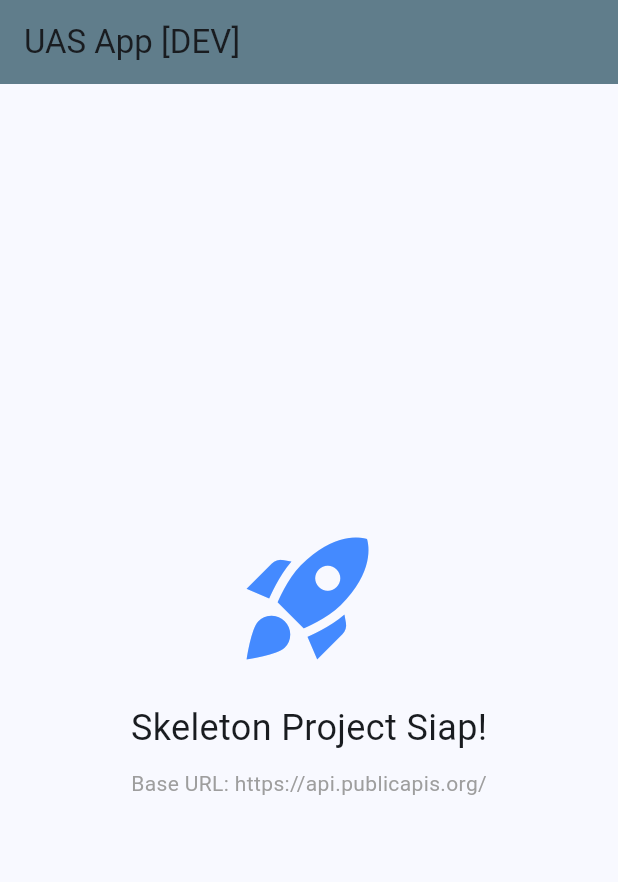
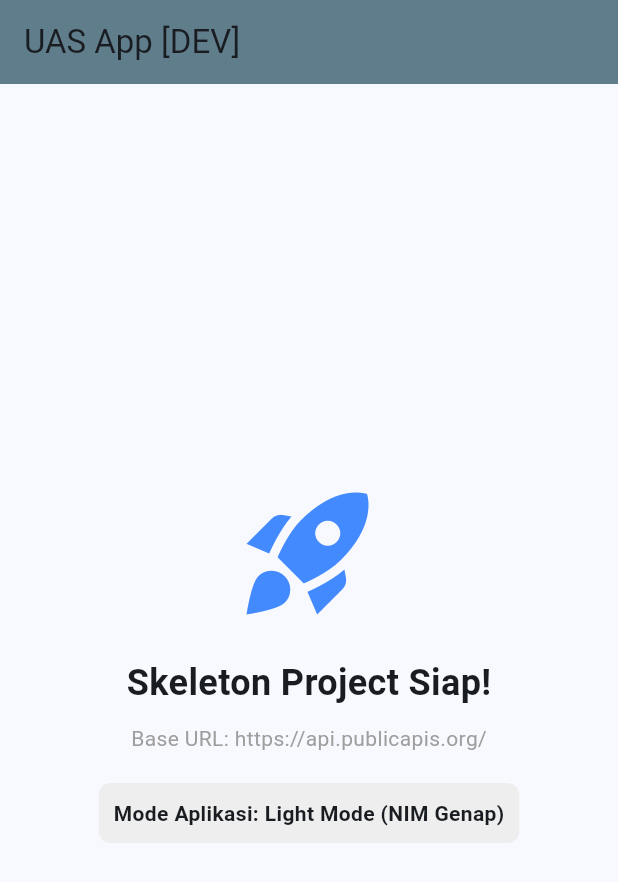
Before and after one commit to Fitrri/UAS-MOBILE-PROGRAMING-FITRI, a Flutter app: the screen it shows after launch, on a phone screen of 412 x 824 dp. Shown: the top 882 px of the screen. Run offline on Flutter 3.47's test engine with Material 3 defaults, Android fonts, the phone set to English and light mode, and no system bars; our stand-ins replace dio, get_it, go_router, isar; accounts and stored records are empty; generated files the repository leaves out were written again.

Commit message:
feat: implement NIM dynamic theme logic, Isar setup, and absolute DI registration

```diff
--- a/lib/features/home/presentation/pages/home_page.dart
+++ b/lib/features/home/presentation/pages/home_page.dart
@@ -6,6 +6,9 @@ class HomePage extends StatelessWidget {
 
   @override
   Widget build(BuildContext context) {
+    // Mengambil status apakah aplikasi sedang dalam mode gelap atau terang
+    final isDark = Theme.of(context).brightness == Brightness.dark;
+
     return Scaffold(
       appBar: AppBar(
         title: Text('UAS App [${EnvConfig.environment}]'),
@@ -15,11 +18,34 @@ class HomePage extends StatelessWidget {
         child: Column(
           mainAxisAlignment: MainAxisAlignment.center,
           children: [
-            const Icon(Icons.rocket_launch, size: 100, color: Colors.blueAccent),
+            Icon(
+              Icons.rocket_launch,
+              size: 100,
+              color: isDark ? Colors.orangeAccent : Colors.blueAccent,
+            ),
             const SizedBox(height: 20),
-            const Text('Skeleton Project Siap!', style: TextStyle(fontSize: 24)),
+            const Text(
+              'Skeleton Project Siap!',
+              style: TextStyle(fontSize: 24, fontWeight: FontWeight.bold),
+            ),
             const SizedBox(height: 10),
-            Text('Base URL: ${EnvConfig.baseUrl}', style: const TextStyle(color: Colors.grey)),
+            Text(
+              'Base URL: ${EnvConfig.baseUrl}',
+              style: const TextStyle(color: Colors.grey),
+            ),
+            const SizedBox(height: 20),
+
+            Container(
+              padding: const EdgeInsets.all(10),
+              decoration: BoxDecoration(
+                color: isDark ? Colors.grey[800] : Colors.grey[200],
+                borderRadius: BorderRadius.circular(8),
+              ),
+              child: Text(
+                'Mode Aplikasi: ${isDark ? "Dark Mode (NIM Ganjil)" : "Light Mode (NIM Genap)"}',
+                style: const TextStyle(fontWeight: FontWeight.w600),
+              ),
+            ),
           ],
         ),
       ),
--- a/lib/main.dart
+++ b/lib/main.dart
@@ -3,16 +3,21 @@ import 'core/di/injection.dart';
 import 'core/routing/app_router.dart';
 import 'core/theme/app_theme.dart';
 
-void main() {
+void main() async {
+  // Wajib dipanggil jika menggunakan proses async sebelum runApp [cite: 143]
   WidgetsFlutterBinding.ensureInitialized();
-  setupLocator();
-  runApp(const FinalProjectApp());
+
+  // Menjalankan & menunggu setup Dependency Injection selesai [cite: 145, 146]
+  await setupLocator();
+
+  runApp(const FinalProjectApp()); // [cite: 147]
 }
 
 class FinalProjectApp extends StatelessWidget {
   const FinalProjectApp({super.key});
 
-  final String myNim = '20123020';
+  // GANTI DENGAN NIM ASLI ANDA UNTUK LOGIKA DINAMIS ANTI-PLAGIASI
+  final String myNim = '211011400124';
 
   @override
   Widget build(BuildContext context) {
@@ -20,7 +25,7 @@ class FinalProjectApp extends StatelessWidget {
 
     return MaterialApp.router(
       debugShowCheckedModeBanner: false,
-      title: 'UAS Mobile Lanjut',
+      title: 'UAS Mobile Lanjut', // [cite: 154]
       theme: AppTheme.lightTheme,
       darkTheme: AppTheme.darkTheme,
       themeMode: useDarkMode ? ThemeMode.dark : ThemeMode.light,
```
Also changed, not shown: lib/core/di/injection.dart (+15 -2 lines), lib/features/home/data/models/article_model.dart (renamed from lib/features/home/data/article_model.dart), lib/features/home/data/models/article_model.g.dart (renamed from lib/features/home/data/article_model.g.dart).
